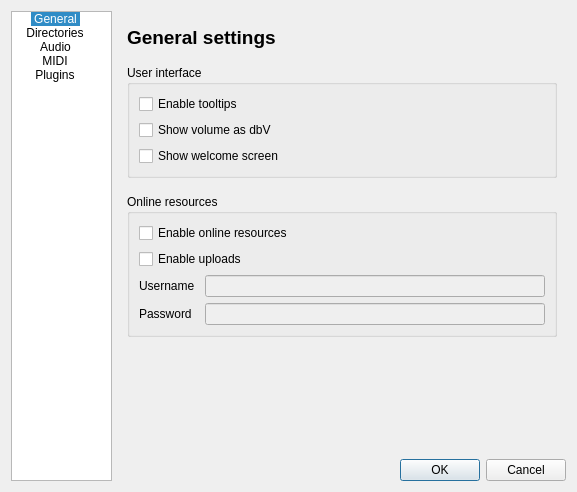
This is src/gui/Forms/PreferencesDialog.ui in fronin/lmms as Qt 5 draws it before an edit. The edited form follows.
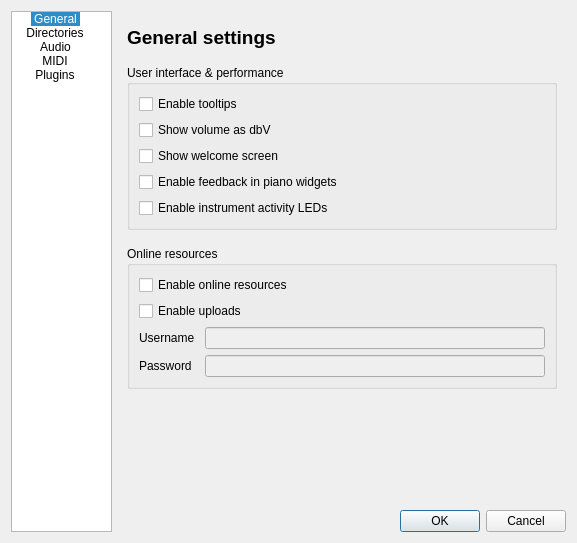
This is the edited form.

Commit message:
PreferencesDialog: renamed some widgets in UI file
Renamed some checkboxes to match with property names in UserConfig.

What changed in the file:
```diff
--- a/src/gui/Forms/PreferencesDialog.ui
+++ b/src/gui/Forms/PreferencesDialog.ui
@@ -7,7 +7,7 @@
     <x>0</x>
     <y>0</y>
     <width>577</width>
-    <height>478</height>
+    <height>543</height>
    </rect>
   </property>
   <property name="windowTitle">
@@ -131,7 +131,7 @@
        <item>
         <widget class="QGroupBox" name="groupBox_4">
          <property name="title">
-          <string>User interface</string>
+          <string>User interface &amp;&amp; performance</string>
          </property>
          <layout class="QGridLayout" name="gridLayout_5">
           <item row="0" column="0">
@@ -155,6 +155,20 @@
             </property>
            </widget>
           </item>
+          <item row="3" column="0">
+           <widget class="QCheckBox" name="pianoFeedback">
+            <property name="text">
+             <string>Enable feedback in piano widgets</string>
+            </property>
+           </widget>
+          </item>
+          <item row="4" column="0">
+           <widget class="QCheckBox" name="instrumentActivityFeedback">
+            <property name="text">
+             <string>Enable instrument activity LEDs</string>
+            </property>
+           </widget>
+          </item>
          </layout>
         </widget>
        </item>
```
Left out of the diff: 2 changed lines with no effect on the pictures.
